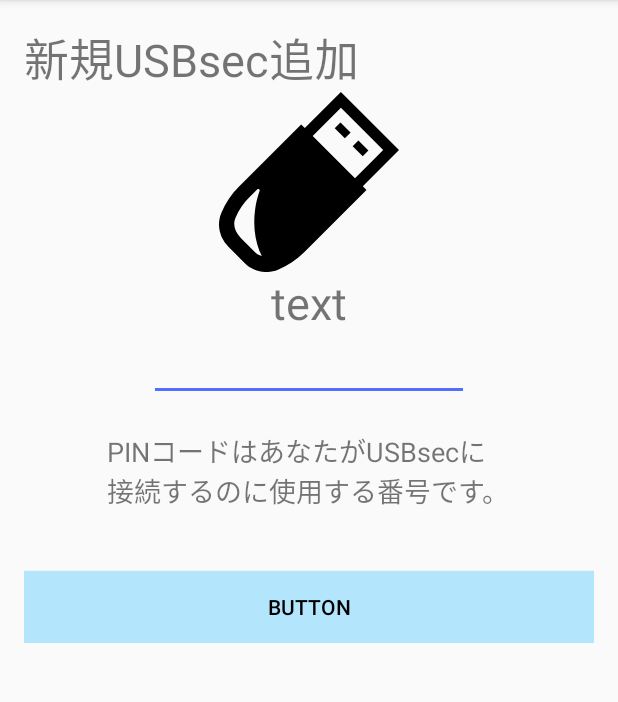
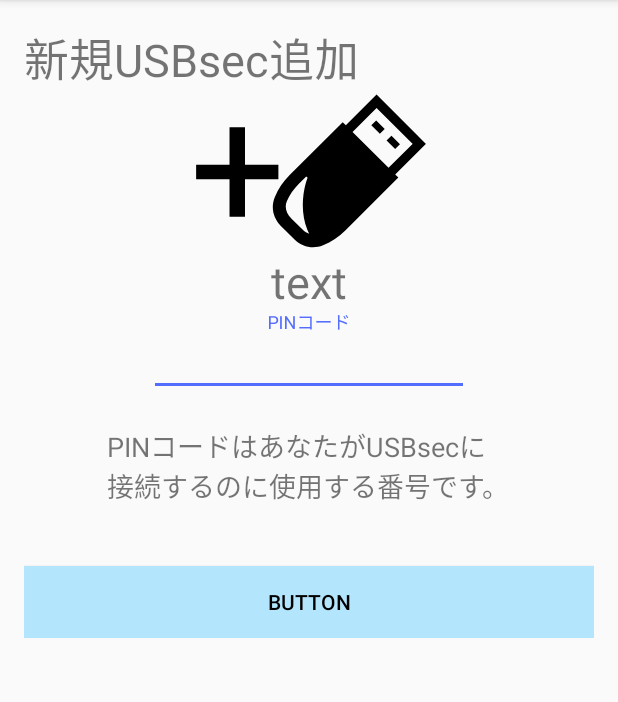
Before and after one commit to MikemoriKeisuke/USBsecController, an Android app: the AddUsbActivity screen opened directly, with no data from a screen before it, on a phone screen of 412 x 824 dp, the part 84-786 px from its top. Run offline under Robolectric (Android 15) with nearby library versions, the phone set to English and light mode, and no system bars.

Commit message:
add
segrhtjytu

```diff
--- a/app/src/main/AndroidManifest.xml
+++ b/app/src/main/AndroidManifest.xml
@@ -9,6 +9,11 @@
     -->
     <uses-permission android:name="android.permission.ACCESS_COARSE_LOCATION" />
     <uses-permission android:name="android.permission.ACCESS_FINE_LOCATION" />
+
+    <!-- To auto-complete the email text field in the login form with the user's emails -->
+    <uses-permission android:name="android.permission.GET_ACCOUNTS" />
+    <uses-permission android:name="android.permission.READ_PROFILE" />
+    <uses-permission android:name="android.permission.READ_CONTACTS" />
 
     <application
         android:allowBackup="true"
--- a/app/src/main/java/com/example/s20143037/usbseccontroller/AddUsbActivity.java
+++ b/app/src/main/java/com/example/s20143037/usbseccontroller/AddUsbActivity.java
@@ -1,20 +1,58 @@
 package com.example.s20143037.usbseccontroller;
 
+
+import android.content.Context;
 import android.content.Intent;
+import android.os.Bundle;
 import android.support.v7.app.AppCompatActivity;
-import android.os.Bundle;
+import android.text.Editable;
+import android.text.TextWatcher;
 import android.view.View;
+import android.view.inputmethod.InputMethodManager;
+import android.widget.EditText;
+import android.widget.TextView;
 
-public class AddUsbActivity extends AppCompatActivity {
+public class AddUsbActivity extends AppCompatActivity implements TextWatcher {
+
+    private EditText editText; // 変更を検知するエディットボックス
+    private TextView textView;
 
     @Override
     protected void onCreate(Bundle savedInstanceState) {
         super.onCreate(savedInstanceState);
         setContentView(R.layout.activity_add_usb);
+
+        editText = (EditText)findViewById(R.id.editPinCode);
+        editText.addTextChangedListener(this);
+
+        textView = (TextView)findViewById(R.id.textView4);
     }
 
+
     public void intentAddComp(View v) {
+        finish();
         Intent intent = new Intent(getApplication(), AddCompActivity.class);
         startActivity(intent);
     }
+
+    @Override
+    public void beforeTextChanged(CharSequence charSequence, int i, int i1, int i2) {
+    }
+
+    @Override
+    public void onTextChanged(CharSequence charSequence, int i, int i1, int i2) {
+    }
+
+    @Override
+    public void afterTextChanged(Editable editable) {
+        String inputStr= editable.toString();
+
+        if(inputStr.length() >=5){
+            textView.setFocusableInTouchMode(true);
+            textView.requestFocus(View.FOCUS_UP);
+
+            InputMethodManager imm = (InputMethodManager) getSystemService(Context.INPUT_METHOD_SERVICE);
+            imm.hideSoftInputFromWindow(getCurrentFocus().getWindowToken(), InputMethodManager.HIDE_NOT_ALWAYS);
+        }
+    }
 }
--- a/app/src/main/java/com/example/s20143037/usbseccontroller/DisconnectActivity.java
+++ b/app/src/main/java/com/example/s20143037/usbseccontroller/DisconnectActivity.java
@@ -14,6 +14,7 @@ public class DisconnectActivity extends AppCompatActivity {
     }
 
     public void intentDisConnComp(View v) {
+        finish();
         Intent intent = new Intent(getApplication(), DisconnectCompActivity.class);
         startActivity(intent);
     }
--- a/app/src/main/res/layout/activity_add_comp.xml
+++ b/app/src/main/res/layout/activity_add_comp.xml
@@ -10,5 +10,4 @@
     android:paddingTop="@dimen/activity_vertical_margin"
     tools:context="com.example.s20143037.usbseccontroller.AddCompActivity">
 
-
 </RelativeLayout>
--- a/app/src/main/res/layout/activity_add_usb.xml
+++ b/app/src/main/res/layout/activity_add_usb.xml
@@ -8,6 +8,7 @@
     android:paddingLeft="@dimen/activity_horizontal_margin"
     android:paddingRight="@dimen/activity_horizontal_margin"
     android:paddingTop="@dimen/activity_vertical_margin"
+    android:fitsSystemWindows="true"
     tools:context="com.example.s20143037.usbseccontroller.AddUsbActivity">
 
 
@@ -18,7 +19,8 @@
         <LinearLayout
             android:layout_width="match_parent"
             android:layout_height="wrap_content"
-            android:orientation="vertical">
+            android:orientation="vertical"
+            android:weightSum="1">
 
             <TextView
                 android:id="@+id/textView4"
@@ -27,11 +29,11 @@
                 android:text="新規USBsec追加"
                 android:textSize="30sp" />
 
-            <FrameLayout
-                android:layout_width="wrap_content"
-                android:layout_height="wrap_content"
+            <ImageView
+                android:layout_width="156dp"
+                android:layout_height="106dp"
                 android:layout_gravity="center"
-                android:background="@drawable/ic_usb" />
+                android:background="@drawable/ic_usb_plus"/>
 
             <TextView
                 android:id="@+id/UsbNameView"
@@ -42,15 +44,20 @@
                 android:gravity="center_horizontal"
                 android:textSize="30sp" />
 
+            <android.support.design.widget.TextInputLayout
+                android:layout_width="match_parent"
+                android:layout_height="match_parent">
                 <EditText
                     android:id="@+id/editPinCode"
                     android:layout_width="wrap_content"
                     android:layout_height="wrap_content"
                     android:ems="10"
+                    android:hint="PINコード"
                     android:inputType="numberPassword"
                     android:layout_gravity="center"
                     android:gravity="center_horizontal"
                     android:maxLength="5"/>
+            </android.support.design.widget.TextInputLayout>
 
             <TextView
                 android:id="@+id/textView3"
--- a/app/src/main/res/layout/activity_disconnect.xml
+++ b/app/src/main/res/layout/activity_disconnect.xml
@@ -29,7 +29,7 @@
                 android:text="切断"
                 android:textSize="30sp" />
 
-            <FrameLayout
+            <ImageView
                 android:layout_width="wrap_content"
                 android:layout_height="wrap_content"
                 android:layout_alignParentStart="true"
@@ -43,7 +43,7 @@
                 android:layout_height="wrap_content"
                 android:layout_gravity="center">
 
-                <FrameLayout
+                <ImageView
                     android:layout_width="wrap_content"
                     android:layout_height="wrap_content"
                     android:layout_gravity="center"
--- a/app/src/main/res/layout/card_item.xml
+++ b/app/src/main/res/layout/card_item.xml
@@ -19,7 +19,7 @@
             android:layout_height="match_parent"
             android:layout_marginTop="10dp">
 
-            <FrameLayout
+            <ImageView
                 android:layout_width="wrap_content"
                 android:layout_height="wrap_content"
                 android:layout_gravity="center"
--- a/app/src/main/res/values/strings.xml
+++ b/app/src/main/res/values/strings.xml
@@ -2,4 +2,6 @@
     <string name="app_name">USBsecController</string>
     <string name="title_activity_search_map">Map</string>
     <string name="title_activity_main">MainActivity</string>
+    <string name="title_activity_login">Sign in</string>
+
 </resources>
```
Also changed, not shown: app/src/main/java/com/example/s20143037/usbseccontroller/CardListActivity.java (+35 -0 lines), app/src/main/java/com/example/s20143037/usbseccontroller/ConnectionActivity.java (+37 -1 lines), app/src/main/res/layout/activity_connection.xml (+7 -3 lines), 2 other files. Lines whose indentation alone changed are shown as unchanged.
